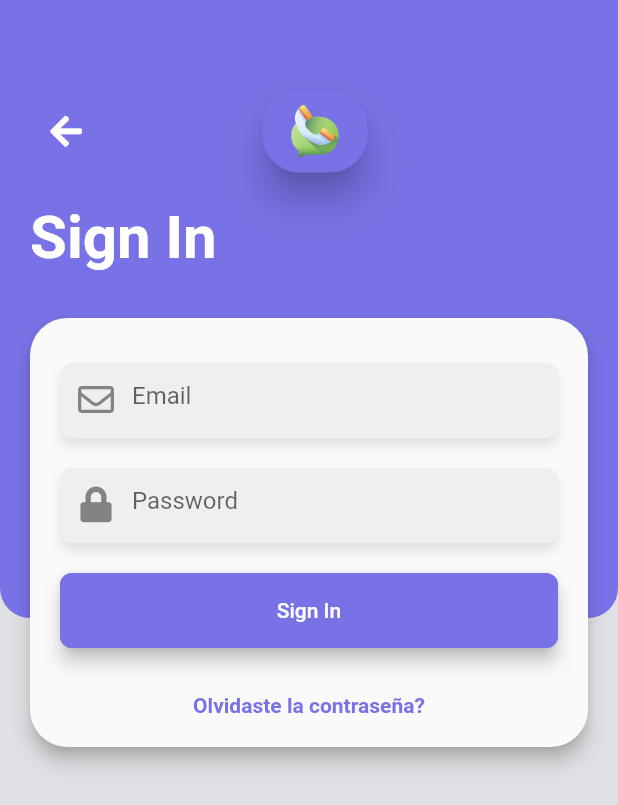
After one commit to hector2d2/Flutter-whatsapp-clone, a Flutter app: the screen it shows after launch, after a tap on "Sign In", on a phone screen of 412 x 824 dp. The commit adds this screen. Shown: the top 805 px of the screen. Run offline on Flutter 3.47's test engine with Material 2 defaults, Android fonts, the phone set to English and light mode, and no system bars; our stand-ins replace flutter_svg, font_awesome_flutter, get; network calls fail.

Commit message:
Avance de diseño de login

```diff
--- a/lib/main.dart
+++ b/lib/main.dart
@@ -1,20 +1,27 @@
-import 'package:Whatsapp_clone/pages/test.dart';
 import 'package:flutter/material.dart';
 
+import 'package:get/get.dart';
+
+import 'package:Whatsapp_clone/pages/sign_up.dart';
 import 'package:Whatsapp_clone/pages/home.dart';
+import 'package:Whatsapp_clone/pages/login.dart';
+import 'package:Whatsapp_clone/pages/sign_in.dart';
 
 void main() => runApp(MyApp());
 
 class MyApp extends StatelessWidget {
   @override
   Widget build(BuildContext context) {
-    return MaterialApp(
+    return GetMaterialApp(
       debugShowCheckedModeBanner: false,
       title: 'Whatsapp App',
-      initialRoute: '/',
-      routes: {
-        '/' : (_) => HomePage(),
-      },
+      home: LoginPage(),
+      getPages: [
+         GetPage(name: '/',page: () => HomePage()),
+         GetPage(name: '/login',page: () => LoginPage()),
+         GetPage(name: '/signin',page: () => SignInPage(), transition: Transition.zoom),
+         GetPage(name: '/signup',page: () => SignUpPage(), transition: Transition.zoom),
+      ],
     );
   }
 }
--- a/lib/pages/home.dart
+++ b/lib/pages/home.dart
@@ -10,7 +10,7 @@ class HomePage extends StatelessWidget {
     final MyTabController myControllerTab = Get.put(MyTabController());
 
     return Scaffold(
-      appBar: _customAppBar(size, context, myControllerTab),
+      appBar: _customAppBar(context, myControllerTab),
       body: TabBarView(
         physics: BouncingScrollPhysics(),
         controller: myControllerTab.controller,
@@ -208,9 +208,7 @@ Widget _chatsContainerProfile() {
   );
 }
 
-Widget _customAppBar(
-    Size size, BuildContext context, MyTabController myControllerTab) {
-  double width = size.width;
+Widget _customAppBar(BuildContext context, MyTabController myControllerTab) {
   return AppBar(
     title: Text('WhatsApp'),
     backgroundColor: Color(0xFF075E55),
@@ -264,7 +262,6 @@ Widget _customAppBar(
       ),
     ],
     bottom: TabBar(
-      isScrollable: true,
       physics: BouncingScrollPhysics(),
       indicatorColor: Color(0xFFFFFFFF),
       controller: myControllerTab.controller,
@@ -272,19 +269,16 @@ Widget _customAppBar(
         Tab(
           icon: Icon(Icons.camera_alt),
         ),
-        _customTab('CHATS', width),
-        _customTab('STATUS', width),
-        _customTab('CALLS', width),
+        Tab(
+          text: 'CHATS',
+        ),
+        Tab(
+          text: 'STATUS',
+        ),
+        Tab(
+          text: 'CALLS',
+        ),
       ],
-    ),
-  );
-}
-
-Widget _customTab(String text, double width) {
-  return Container(
-    width: width * .203,
-    child: Tab(
-      text: text,
     ),
   );
 }
--- /dev/null
+++ b/lib/pages/login.dart
@@ -0,0 +1,83 @@
+import 'package:flutter/material.dart';
+
+import 'package:get/get.dart';
+import 'package:flutter_svg/flutter_svg.dart';
+
+import 'package:Whatsapp_clone/widgets/column_margin.dart';
+import 'package:Whatsapp_clone/widgets/container_rounded.dart';
+import 'package:Whatsapp_clone/widgets/container_icon.dart';
+import 'package:Whatsapp_clone/widgets/custom_background.dart';
+import 'package:Whatsapp_clone/widgets/custom_button.dart';
+
+class LoginPage extends StatelessWidget {
+  @override
+  Widget build(BuildContext context) {
+    return Scaffold(
+      body: Stack(
+        children: [
+          MyBackground(),
+          _LoginForeground(),
+        ],
+      ),
+    );
+  }
+}
+
+class _LoginForeground extends StatelessWidget {
+  @override
+  Widget build(BuildContext context) {
+    return ColumnMarginSymmetric(
+      horizontal: 20,
+      children: [
+        SizedBox(
+          height: 80,
+        ),
+        Hero(
+          tag: 'iconHeader',
+          child: ContainerIcon(
+            height: 120,
+            width: 120,
+            child: SvgPicture.asset(
+              'assets/whatsapp_hd.svg',
+            ),
+          ),
+        ),
+        Text(
+          'Whatsapp Clone',
+          style: TextStyle(
+            color: Color(0xFFDFE0E3),
+            fontSize: 20,
+            fontWeight: FontWeight.bold,
+          ),
+        ),
+        ContainerRounded(
+          child: Column(
+            crossAxisAlignment: CrossAxisAlignment.start,
+            children: [
+              Text(
+                'Welcome',
+                style: TextStyle(
+                  fontSize: 30,
+                  fontWeight: FontWeight.w100,
+                ),
+              ),
+              CustomButton(
+                color: Color(0xFF7972E6),
+                borderColor: Color(0xFF7972E6),
+                title: 'Sign In',
+                onPress: () => Get.toNamed('/signin'),
+              ),
+              CustomButton(
+                color: Colors.white,
+                borderColor: Color(0xFF7972E6),
+                title: 'Sign Up',
+                colorTitle: Color(0xFF7972E6),
+                onPress: () => Get.toNamed('/signup'),
+              ),
+            ],
+          ),
+        ),
+      ],
+    );
+  }
+}
--- /dev/null
+++ b/lib/pages/sign_in.dart
@@ -0,0 +1,97 @@
+import 'package:flutter/material.dart';
+
+import 'package:flutter_svg/svg.dart';
+import 'package:font_awesome_flutter/font_awesome_flutter.dart';
+import 'package:get/get.dart';
+
+import 'package:Whatsapp_clone/widgets/container_icon.dart';
+import 'package:Whatsapp_clone/widgets/container_rounded.dart';
+import 'package:Whatsapp_clone/widgets/custom_button.dart';
+import 'package:Whatsapp_clone/widgets/custom_input.dart';
+import 'package:Whatsapp_clone/widgets/header_login.dart';
+import 'package:Whatsapp_clone/widgets/column_margin.dart';
+import 'package:Whatsapp_clone/widgets/custom_background.dart';
+
+class SignInPage extends StatelessWidget {
+  @override
+  Widget build(BuildContext context) {
+    return Scaffold(
+      body: Stack(
+        children: [
+          MyBackground(),
+          _SignInForeground(),
+        ],
+      ),
+    );
+  }
+}
+
+class _SignInForeground extends StatelessWidget {
+  final emailCtrl = new TextEditingController();
+  final passCtrl = new TextEditingController();
+  @override
+  Widget build(BuildContext context) {
+    return ColumnMarginSymmetric(
+      horizontal: 20,
+      vertical: 40,
+      children: [
+        HeaderLogin(
+          text: 'Sign In',
+          iconLeading: FaIcon(
+            FontAwesomeIcons.arrowLeft,
+            color: Colors.white,
+          ),
+          childCenter: Hero(
+            tag: 'iconHeader',
+            child: ContainerIcon(
+              height: 55,
+              width: 70,
+              child: SvgPicture.asset(
+                'assets/whatsapp_hd.svg',
+              ),
+            ),
+          ),
+          onPressed: () {
+            Get.back();
+          },
+        ),
+        ContainerRounded(
+          child: Column(
+            children: [
+              CustomInput(
+                icon: FontAwesomeIcons.envelope,
+                placeholder: 'Email',
+                keyboardType: TextInputType.emailAddress,
+                textController: emailCtrl,
+              ),
+              CustomInput(
+                icon: FontAwesomeIcons.lock,
+                placeholder: 'Password',
+                textController: passCtrl,
+                isPassword: true,
+              ),
+              CustomButton(
+                color: Color(0xFF7972E6),
+                borderColor: Color(0xFF7972E6),
+                title: 'Sign In',
+                onPress: () {
+                  print(emailCtrl.text);
+                },
+              ),
+              SizedBox(
+                height: 20,
+              ),
+              Text(
+                'Olvidaste la contraseña?',
+                style: TextStyle(
+                  color: Color(0xFF7972E6),
+                  fontWeight: FontWeight.bold,
+                ),
+              )
+            ],
+          ),
+        ),
+      ],
+    );
+  }
+}
--- /dev/null
+++ b/lib/pages/sign_up.dart
@@ -0,0 +1,97 @@
+import 'package:flutter/material.dart';
+
+import 'package:flutter_svg/svg.dart';
+import 'package:get/get.dart';
+
+import 'package:Whatsapp_clone/widgets/custom_background.dart';
+import 'package:Whatsapp_clone/widgets/column_margin.dart';
+import 'package:Whatsapp_clone/widgets/container_icon.dart';
+import 'package:Whatsapp_clone/widgets/container_rounded.dart';
+import 'package:Whatsapp_clone/widgets/custom_button.dart';
+import 'package:Whatsapp_clone/widgets/custom_input.dart';
+import 'package:Whatsapp_clone/widgets/header_login.dart';
+import 'package:font_awesome_flutter/font_awesome_flutter.dart';
+
+class SignUpPage extends StatelessWidget {
+  @override
+  Widget build(BuildContext context) {
+    return Scaffold(
+      body: Stack(
+        children: [
+          MyBackground(),
+          _SignUpForeground(),
+        ],
+      ),
+    );
+  }
+}
+
+class _SignUpForeground extends StatelessWidget {
+  final emailCtrl = new TextEditingController();
+  final passCtrl = new TextEditingController();
+  final nameCtrl = new TextEditingController();
+
+  @override
+  Widget build(BuildContext context) {
+    return ColumnMarginSymmetric(
+      horizontal: 20,
+      vertical: 40,
+      children: [
+        HeaderLogin(
+          text: 'Sign Up',
+          iconLeading: FaIcon(
+            FontAwesomeIcons.arrowLeft,
+            color: Colors.white,
+          ),
+          childCenter: Hero(
+            tag: 'iconHeader',
+            child: ContainerIcon(
+              height: 55,
+              width: 70,
+              child: SvgPicture.asset(
+                'assets/whatsapp_hd.svg',
+              ),
+            ),
+          ),
+          onPressed: () {
+            Get.back();
+          },
+        ),
+        ContainerRounded(
+          child: Column(
+            children: [
+              CustomInput(
+                icon: FontAwesomeIcons.user,
+                placeholder: 'Nombre',
+                textController: nameCtrl,
+              ),
+              CustomInput(
+                icon: FontAwesomeIcons.envelope,
+                placeholder: 'Email',
+                keyboardType: TextInputType.emailAddress,
+                textController: emailCtrl,
+              ),
+              CustomInput(
+                icon: FontAwesomeIcons.lock,
+                placeholder: 'Password',
+                textController: passCtrl,
+                isPassword: true,
+              ),
+              CustomButton(
+                color: Color(0xFF7972E6),
+                borderColor: Color(0xFF7972E6),
+                title: 'Sign Up',
+                onPress: () {
+                  print(emailCtrl.text);
+                },
+              ),
+              SizedBox(
+                height: 20,
+              ),
+            ],
+          ),
+        ),
+      ],
+    );
+  }
+}
--- /dev/null
+++ b/lib/widgets/column_margin.dart
@@ -0,0 +1,27 @@
+import 'package:flutter/material.dart';
+
+class ColumnMarginSymmetric extends StatelessWidget {
+  final List<Widget> children;
+  final double horizontal;
+  final double vertical;
+
+  ColumnMarginSymmetric({
+    @required this.children,
+    this.horizontal = 0.0,
+    this.vertical = 0.0,
+  });
+  @override
+  Widget build(BuildContext context) {
+    return Container(
+      margin: EdgeInsets.symmetric(
+        horizontal: horizontal,
+        vertical: vertical,
+      ),
+      child: SingleChildScrollView(
+        child: Column(
+          children: this.children,
+        ),
+      ),
+    );
+  }
+}
--- /dev/null
+++ b/lib/widgets/container_icon.dart
@@ -0,0 +1,30 @@
+import 'package:flutter/material.dart';
+
+class ContainerIcon extends StatelessWidget {
+  final double height;
+  final double width;
+  final Widget child;
+
+  ContainerIcon({
+    @required this.height,
+    @required this.width,
+    @required this.child,
+  });
+
+  Widget build(BuildContext context) {
+    return Container(
+      margin: EdgeInsets.all(20.0),
+      child: Material(
+        color: Color(0xFF7972E6),
+        elevation: 10,
+        borderRadius: BorderRadius.all(Radius.circular(25)),
+        child: Container(
+          height: this.height,
+          width: this.width,
+          padding: EdgeInsets.all(10),
+          child: this.child,
+        ),
+      ),
+    );
+  }
+}
--- /dev/null
+++ b/lib/widgets/container_rounded.dart
@@ -0,0 +1,25 @@
+import 'package:flutter/material.dart';
+
+class ContainerRounded extends StatelessWidget {
+
+  final Widget child;
+
+  ContainerRounded({@required this.child});
+
+  @override
+  Widget build(BuildContext context) {
+    return Container(
+      margin: EdgeInsets.symmetric(
+        vertical: 30,
+      ),
+      child: Material(
+        borderRadius: BorderRadius.all(Radius.circular(25)),
+        elevation: 5,
+        child: Container(
+          padding: EdgeInsets.all(20),
+          child: this.child,
+        ),
+      ),
+    );
+  }
+}
--- /dev/null
+++ b/lib/widgets/custom_background.dart
@@ -0,0 +1,69 @@
+import 'package:flutter/material.dart';
+
+class CustomBackground extends StatelessWidget {
+  final double height;
+  final Color colorPrimary;
+  final Color colorSecond;
+
+  CustomBackground({
+    @required this.height,
+    this.colorPrimary = Colors.blueAccent,
+    this.colorSecond = Colors.white10,
+  });
+  @override
+  Widget build(BuildContext context) {
+    return Stack(
+      children: [
+        _ContainerDown(this.colorSecond),
+        _ContainerUp(this.height, this.colorPrimary),
+      ],
+    );
+  }
+}
+
+class _ContainerDown extends StatelessWidget {
+  final Color color;
+
+  _ContainerDown(this.color);
+  @override
+  Widget build(BuildContext context) {
+    return Container(
+      color: this.color,
+    );
+  }
+}
+
+class _ContainerUp extends StatelessWidget {
+  final double height;
+  final Color color;
+  _ContainerUp(
+    this.height,
+    this.color,
+  );
+
+  @override
+  Widget build(BuildContext context) {
+    return Container(
+      height: height,
+      decoration: BoxDecoration(
+        color: this.color,
+        borderRadius: BorderRadius.only(
+          bottomLeft: Radius.circular(20),
+          bottomRight: Radius.circular(20),
+        ),
+      ),
+    );
+  }
+}
+
+class MyBackground extends StatelessWidget {
+  @override
+  Widget build(BuildContext context) {
+    final height = MediaQuery.of(context).size.height;
+    return CustomBackground(
+      height: height * .5,
+      colorPrimary: Color(0xFF7972E6),
+      colorSecond: Color(0xFFDFE0E3),
+    );
+  }
+}
--- /dev/null
+++ b/lib/widgets/custom_button.dart
@@ -0,0 +1,43 @@
+import 'package:flutter/material.dart';
+
+class CustomButton extends StatelessWidget {
+  final Color color;
+  final Color borderColor;
+  final Color colorTitle;
+  final String title;
+  final Function onPress;
+
+  CustomButton({
+    @required this.color,
+    @required this.borderColor,
+    @required this.title,
+    @required this.onPress,
+    this.colorTitle = Colors.white,
+  });
+
+  @override
+  Widget build(BuildContext context) {
+    return Container(
+      width: double.infinity,
+      height: 50,
+      margin: EdgeInsets.symmetric(vertical: 10),
+      child: RaisedButton(
+        onPressed: this.onPress,
+        color: this.color,
+        elevation: 5,
+        shape: RoundedRectangleBorder(
+          borderRadius: BorderRadius.circular(8.0),
+          side: BorderSide(
+            color: this.borderColor,
+          ),
+        ),
+        child: Text(
+          this.title,
+          style: TextStyle(
+            color: this.colorTitle,
+          ),
+        ),
+      ),
+    );
+  }
+}
--- a/lib/widgets/custom_container.dart
+++ b/lib/widgets/custom_container.dart
@@ -58,7 +58,7 @@ class CustomContainer extends StatelessWidget {
             ),
           ),
           Container(
-            width: width * .759,
+            width: width * .75,
             padding: EdgeInsets.only(right: 8.0),
             child: Column(
               crossAxisAlignment: CrossAxisAlignment.start,
--- /dev/null
+++ b/lib/widgets/custom_input.dart
@@ -0,0 +1,55 @@
+import 'package:flutter/material.dart';
+
+class CustomInput extends StatelessWidget {
+  final IconData icon;
+  final String placeholder;
+  final TextEditingController textController;
+  final TextInputType keyboardType;
+  final bool isPassword;
+
+  CustomInput({
+    @required this.icon,
+    @required this.placeholder,
+    @required this.textController,
+    this.keyboardType = TextInputType.text,
+    this.isPassword = false,
+  });
+
+  @override
+  Widget build(BuildContext context) {
+    return Container(
+      height: 50,
+      margin: EdgeInsets.symmetric(vertical: 10),
+      decoration: BoxDecoration(
+          color: Color(0xFFEFEFEF),
+          borderRadius: BorderRadius.circular(8.0),
+          boxShadow: [
+            BoxShadow(
+              color: Colors.black.withOpacity(0.1),
+              offset: Offset(0, 5),
+              blurRadius: 5,
+            ),
+          ]),
+      child: Theme(
+        data: Theme.of(context).copyWith(
+          primaryColor: Color(0xFF7972E6),
+        ),
+        child: TextField(
+          autocorrect: false,
+          keyboardType: this.keyboardType,
+          controller: this.textController,
+          obscureText: this.isPassword,
+          decoration: InputDecoration(
+            prefixIcon: Icon(
+              this.icon,
+            ),
+            focusedBorder: InputBorder.none,
+            border: InputBorder.none,
+            focusColor: Colors.purple,
+            hintText: this.placeholder,
+          ),
+        ),
+      ),
+    );
+  }
+}
--- /dev/null
+++ b/lib/widgets/header_login.dart
@@ -0,0 +1,54 @@
+import 'package:flutter/material.dart';
+
+class HeaderLogin extends StatelessWidget {
+  final Widget iconLeading;
+  final Function onPressed;
+  final Widget childCenter;
+  final String text;
+
+  const HeaderLogin({
+    @required this.iconLeading,
+    @required this.onPressed,
+    @required this.childCenter,
+    @required this.text,
+  });
+
+  @override
+  Widget build(BuildContext context) {
+    return Column(
+      children: [
+        Row(
+          children: [
+            IconButton(
+              padding: EdgeInsets.zero,
+              icon: this.iconLeading,
+              onPressed: this.onPressed,
+            ),
+            Expanded(
+              child: Align(
+                alignment: Alignment.center,
+                child: Container(
+                  margin: EdgeInsets.only(
+                    right: 40,
+                  ),
+                  child: this.childCenter,
+                ),
+              ),
+            ),
+          ],
+        ),
+        Align(
+          alignment: Alignment.centerLeft,
+          child: Text(
+            this.text,
+            style: TextStyle(
+              color: Colors.white,
+              fontSize: 40,
+              fontWeight: FontWeight.bold,
+            ),
+          ),
+        ),
+      ],
+    );
+  }
+}
```
Also changed, not shown: pubspec.yaml (+4 -3 lines), assets/whatsapp.svg (added), assets/whatsapp_hd.svg (added), pubspec.lock.
